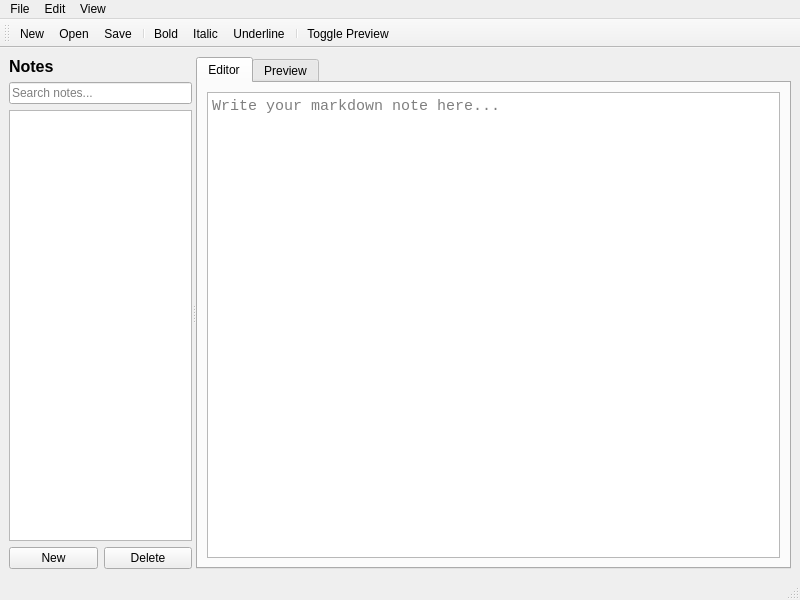
Before: the Qt Designer form include/mainwindow.ui in kareiku/notedown, drawn with Qt 5.
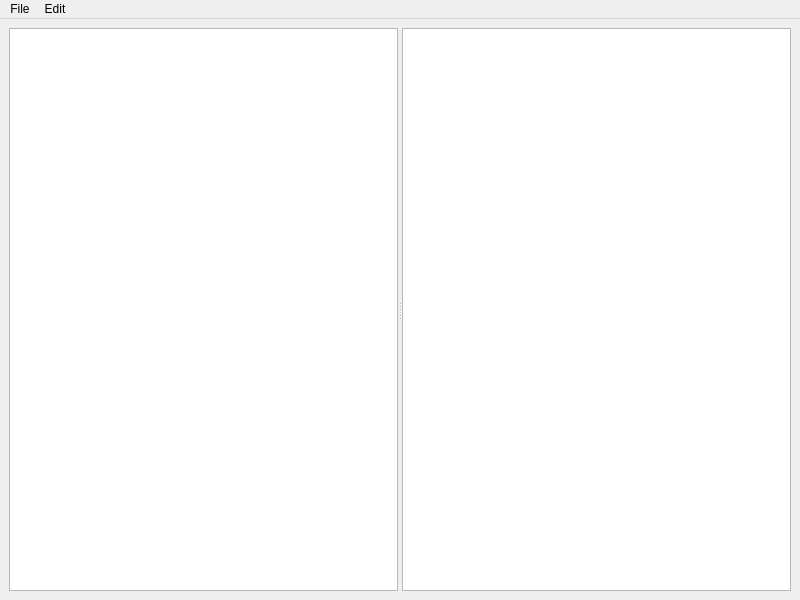
After: the same form once the commit is applied.

The edit to the form file:
```diff
--- a/include/mainwindow.ui
+++ b/include/mainwindow.ui
@@ -20,105 +20,15 @@
                         <property name="orientation">
                             <enum>Qt::Horizontal</enum>
                         </property>
-                        <widget class="QWidget" name="sidebarWidget" native="true">
-                            <property name="sizePolicy">
-                                <sizepolicy hsizetype="Preferred" vsizetype="Preferred">
-                                    <horstretch>1</horstretch>
-                                    <verstretch>0</verstretch>
-                                </sizepolicy>
-                            </property>
-                            <layout class="QVBoxLayout" name="verticalLayout">
-                                <item>
-                                    <widget class="QLabel" name="notesLabel">
-                                        <property name="font">
-                                            <font>
-                                                <pointsize>12</pointsize>
-                                                <bold>true</bold>
-                                            </font>
-                                        </property>
-                                        <property name="text">
-                                            <string>Notes</string>
-                                        </property>
-                                    </widget>
-                                </item>
-                                <item>
-                                    <widget class="QLineEdit" name="searchEdit">
+      <widget class="QPlainTextEdit" name="markdownInput">
+       <property name="plainText">
+        <string/>
+       </property>
                                         <property name="placeholderText">
-                                            <string>Search notes...</string>
-                                        </property>
-                                    </widget>
-                                </item>
-                                <item>
-                                    <widget class="QListWidget" name="notesList">
-                                        <property name="sizePolicy">
-                                            <sizepolicy hsizetype="Expanding" vsizetype="Expanding">
-                                                <horstretch>0</horstretch>
-                                                <verstretch>0</verstretch>
-                                            </sizepolicy>
-                                        </property>
-                                    </widget>
-                                </item>
-                                <item>
-                                    <layout class="QHBoxLayout" name="buttonLayout">
-                                        <item>
-                                            <widget class="QPushButton" name="newNoteButton">
-                                                <property name="text">
-                                                    <string>New</string>
-                                                </property>
-                                            </widget>
-                                        </item>
-                                        <item>
-                                            <widget class="QPushButton" name="deleteNoteButton">
-                                                <property name="text">
-                                                    <string>Delete</string>
-                                                </property>
-                                            </widget>
-                                        </item>
-                                    </layout>
-                                </item>
-                            </layout>
-                        </widget>
-                        <widget class="QTabWidget" name="editorTabs">
-                            <property name="sizePolicy">
-                                <sizepolicy hsizetype="Expanding" vsizetype="Expanding">
-                                    <horstretch>3</horstretch>
-                                    <verstretch>0</verstretch>
-                                </sizepolicy>
-                            </property>
-                            <property name="currentIndex">
-                                <number>0</number>
-                            </property>
-                            <widget class="QWidget" name="editorTab">
-                                <attribute name="title">
-                                    <string>Editor</string>
-                                </attribute>
-                                <layout class="QVBoxLayout" name="editorLayout">
-                                    <item>
-                                        <widget class="QPlainTextEdit" name="markdownEditor">
-                                            <property name="font">
-                                                <font>
-                                                    <family>Consolas</family>
-                                                    <pointsize>11</pointsize>
-                                                </font>
-                                            </property>
-                                            <property name="placeholderText">
-                                                <string>Write your markdown note here...</string>
-                                            </property>
-                                        </widget>
-                                    </item>
-                                </layout>
-                            </widget>
-                            <widget class="QWidget" name="previewTab">
-                                <attribute name="title">
-                                    <string>Preview</string>
-                                </attribute>
-                                <layout class="QVBoxLayout" name="previewLayout">
-                                    <item>
-                                        <widget class="QTextBrowser" name="previewBrowser"/>
-                                    </item>
-                                </layout>
-                            </widget>
-                        </widget>
+        <string>Type here...</string>
+       </property>
+      </widget>
+      <widget class="QGraphicsView" name="markdownOutput"/>
                     </widget>
                 </item>
             </layout>
@@ -129,7 +39,7 @@
                     <x>0</x>
                     <y>0</y>
                     <width>800</width>
-                    <height>21</height>
+     <height>22</height>
                 </rect>
             </property>
             <widget class="QMenu" name="menuFile">
@@ -154,36 +64,8 @@
                 <addaction name="actionCopy"/>
                 <addaction name="actionPaste"/>
             </widget>
-            <widget class="QMenu" name="menuView">
-                <property name="title">
-                    <string>View</string>
-                </property>
-                <addaction name="actionTogglePreview"/>
-            </widget>
             <addaction name="menuFile"/>
             <addaction name="menuEdit"/>
-            <addaction name="menuView"/>
-        </widget>
-        <widget class="QStatusBar" name="statusbar"/>
-        <widget class="QToolBar" name="toolBar">
-            <property name="windowTitle">
-                <string>toolBar</string>
-            </property>
-            <attribute name="toolBarArea">
-                <enum>TopToolBarArea</enum>
-            </attribute>
-            <attribute name="toolBarBreak">
-                <bool>false</bool>
-            </attribute>
-            <addaction name="actionNew"/>
-            <addaction name="actionOpen"/>
-            <addaction name="actionSave"/>
-            <addaction name="separator"/>
-            <addaction name="actionBold"/>
-            <addaction name="actionItalic"/>
-            <addaction name="actionUnderline"/>
-            <addaction name="separator"/>
-            <addaction name="actionTogglePreview"/>
         </widget>
         <action name="actionNew">
             <property name="text">
```
Lines whose indentation alone changed are shown as unchanged.
